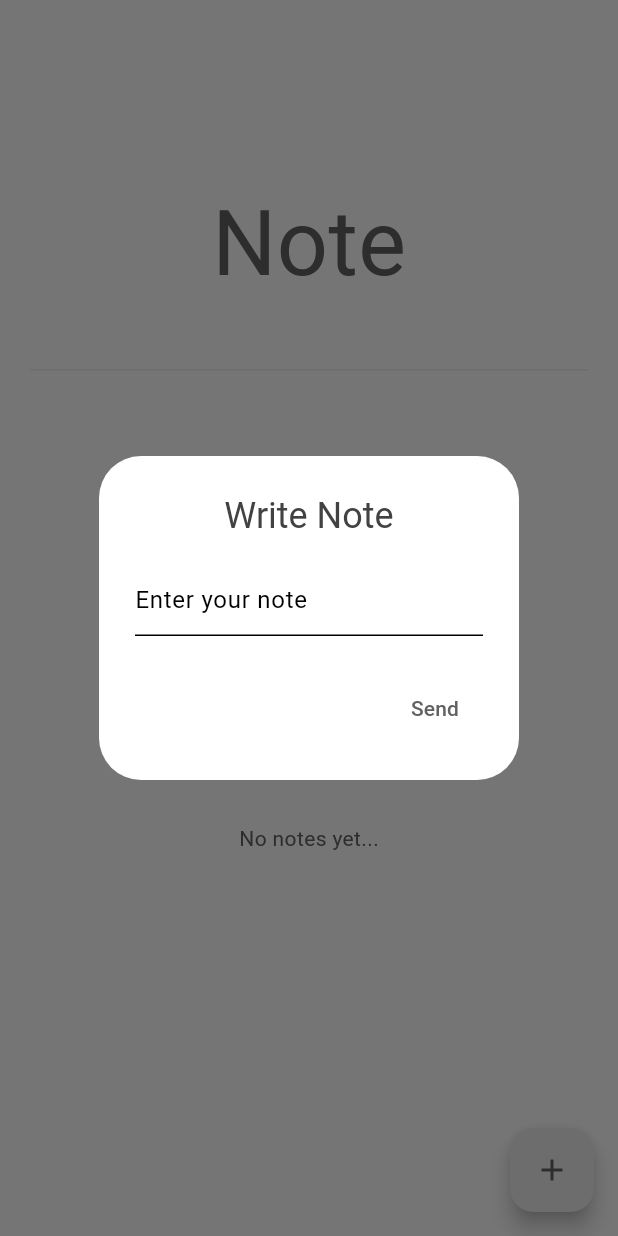
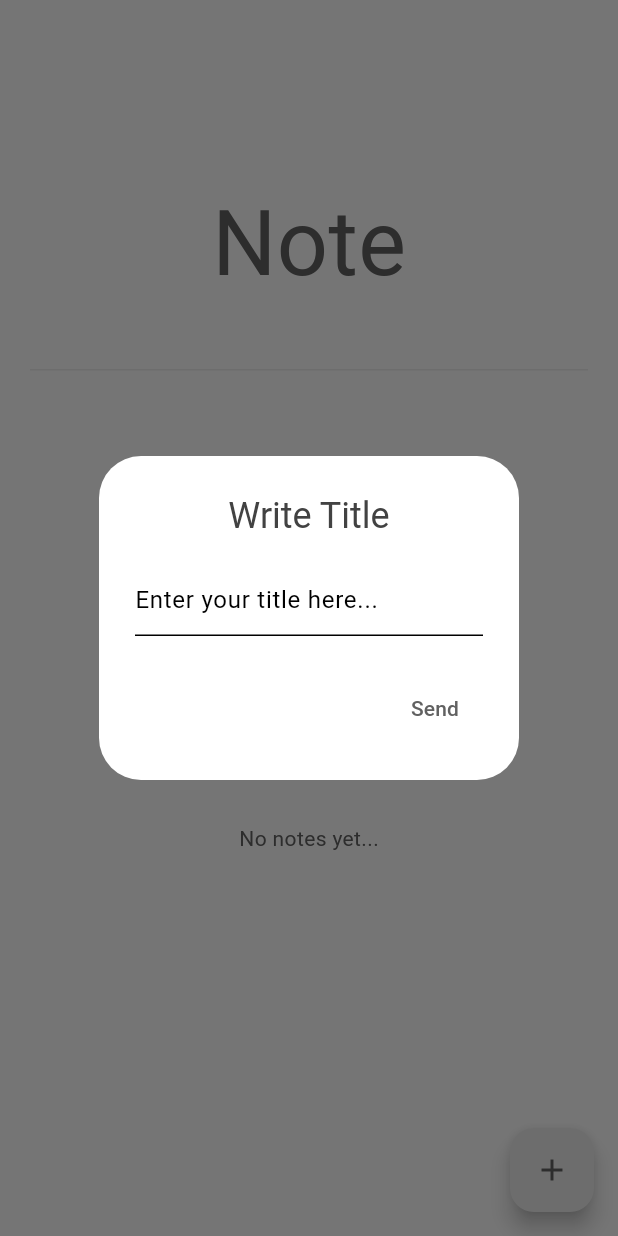
Before and after one commit to Schumipres/note_app, a Flutter app: the screen it shows after launch, after a tap on the "add" icon, on a phone screen of 412 x 824 dp. Run offline on Flutter 3.47's test engine with Material 3 defaults, Android fonts, the phone set to English and light mode, and no system bars; our stand-ins replace bloc, flutter_bloc.

Commit message:
Update title in AlertDialog

```diff
--- a/lib/presentation/screen/todo_list_screen.dart
+++ b/lib/presentation/screen/todo_list_screen.dart
@@ -145,14 +145,14 @@ class _TodoListScreenState extends State<TodoListScreen> {
             builder: (BuildContext context) {
               String note = ''; // Add a variable to store the note text
               return AlertDialog(
-                title: const Center(child: Text('Write Note')),
+                title: const Center(child: Text('Write Title')),
                 content: TextField(
                   onChanged: (value) {
                     note =
                         value; // Update the note variable when the text changes
                   },
                   decoration: const InputDecoration(
-                    hintText: 'Enter your note',
+                    hintText: 'Enter your title here...',
                   ),
                 ),
                 actions: [
```
